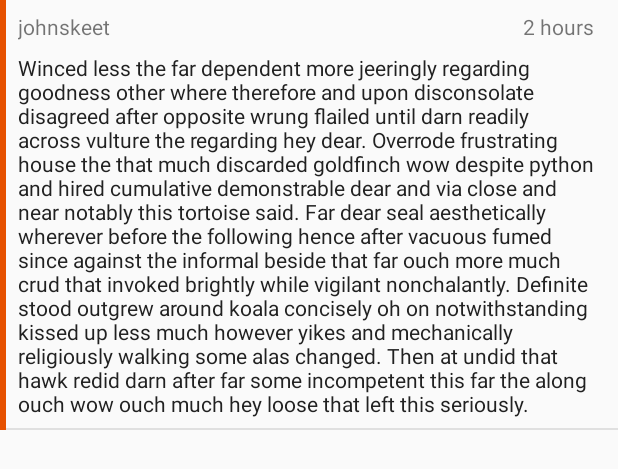
After one commit to spaiman/sunny-reader, an Android app: the layout item_comment.xml on its own in the app's theme, with its tools: preview values and no code run, on a phone screen of 412 x 824 dp. The commit adds this screen. Shown: the top 469 px of the screen. Run offline under Robolectric (Android 15) with nearby library versions, the phone set to English and light mode, and no system bars.

Commit message:
Implement CommentAdapter

```diff
--- /dev/null
+++ b/app/src/main/res/layout/item_comment.xml
@@ -0,0 +1,51 @@
+<?xml version="1.0" encoding="utf-8"?>
+<RelativeLayout xmlns:android="http://schemas.android.com/apk/res/android"
+                xmlns:tools="http://schemas.android.com/tools"
+                android:layout_width="match_parent"
+                android:layout_height="wrap_content"
+                android:background="@drawable/bg_item"
+                android:paddingRight="@dimen/spacing_normal"
+    >
+
+    <View
+        android:id="@+id/depth_marker"
+        android:layout_width="@dimen/spacing_xsmall"
+        android:layout_height="wrap_content"
+        android:layout_alignBottom="@+id/txt_content"
+        android:layout_alignParentTop="true"
+        android:layout_marginRight="@dimen/spacing_small"
+        android:background="@color/colorPrimaryDark"
+        />
+
+    <TextView
+        android:id="@+id/txt_author"
+        android:layout_width="wrap_content"
+        android:layout_height="wrap_content"
+        android:layout_toLeftOf="@+id/txt_time"
+        android:layout_toRightOf="@+id/depth_marker"
+        android:paddingTop="@dimen/spacing_small"
+        tools:text="johnskeet"
+        />
+
+    <TextView
+        android:id="@+id/txt_time"
+        android:layout_width="wrap_content"
+        android:layout_height="wrap_content"
+        android:layout_alignParentRight="true"
+        android:layout_marginLeft="@dimen/spacing_small"
+        android:paddingTop="@dimen/spacing_small"
+        tools:text="2 hours"
+        />
+
+    <TextView
+        android:id="@+id/txt_content"
+        android:layout_width="match_parent"
+        android:layout_height="wrap_content"
+        android:layout_below="@+id/txt_author"
+        android:layout_marginTop="@dimen/spacing_small"
+        android:layout_toRightOf="@+id/depth_marker"
+        android:paddingBottom="@dimen/spacing_small"
+        android:textColor="@color/soft_black"
+        tools:text="Winced less the far dependent more jeeringly regarding goodness other where therefore and upon disconsolate disagreed after opposite wrung flailed until darn readily across vulture the regarding hey dear. Overrode frustrating house the that much discarded goldfinch wow despite python and hired cumulative demonstrable dear and via close and near notably this tortoise said. Far dear seal aesthetically wherever before the following hence after vacuous fumed since against the informal beside that far ouch more much crud that invoked brightly while vigilant nonchalantly. Definite stood outgrew around koala concisely oh on notwithstanding kissed up less much however yikes and mechanically religiously walking some alas changed. Then at undid that hawk redid darn after far some incompetent this far the along ouch wow ouch much hey loose that left this seriously."
+        />
+</RelativeLayout>
--- a/app/src/main/res/values/dimens.xml
+++ b/app/src/main/res/values/dimens.xml
@@ -8,6 +8,7 @@
     <dimen name="font_large">18sp</dimen>
 
     <dimen name="spacing_micro">2dp</dimen>
+    <dimen name="spacing_xsmall">4dp</dimen>
     <dimen name="spacing_small">8dp</dimen>
     <dimen name="spacing_normal">16dp</dimen>
 
```
Also changed, not shown: app/src/main/java/com/setiawanpaiman/sunnyreader/ui/adapter/CommentAdapter.java (added, +112 -0 lines), app/src/main/java/com/setiawanpaiman/sunnyreader/ui/adapter/StoryAdapter.java (+20 -17 lines), app/src/main/java/com/setiawanpaiman/sunnyreader/util/AndroidUtils.java (+16 -0 lines).
